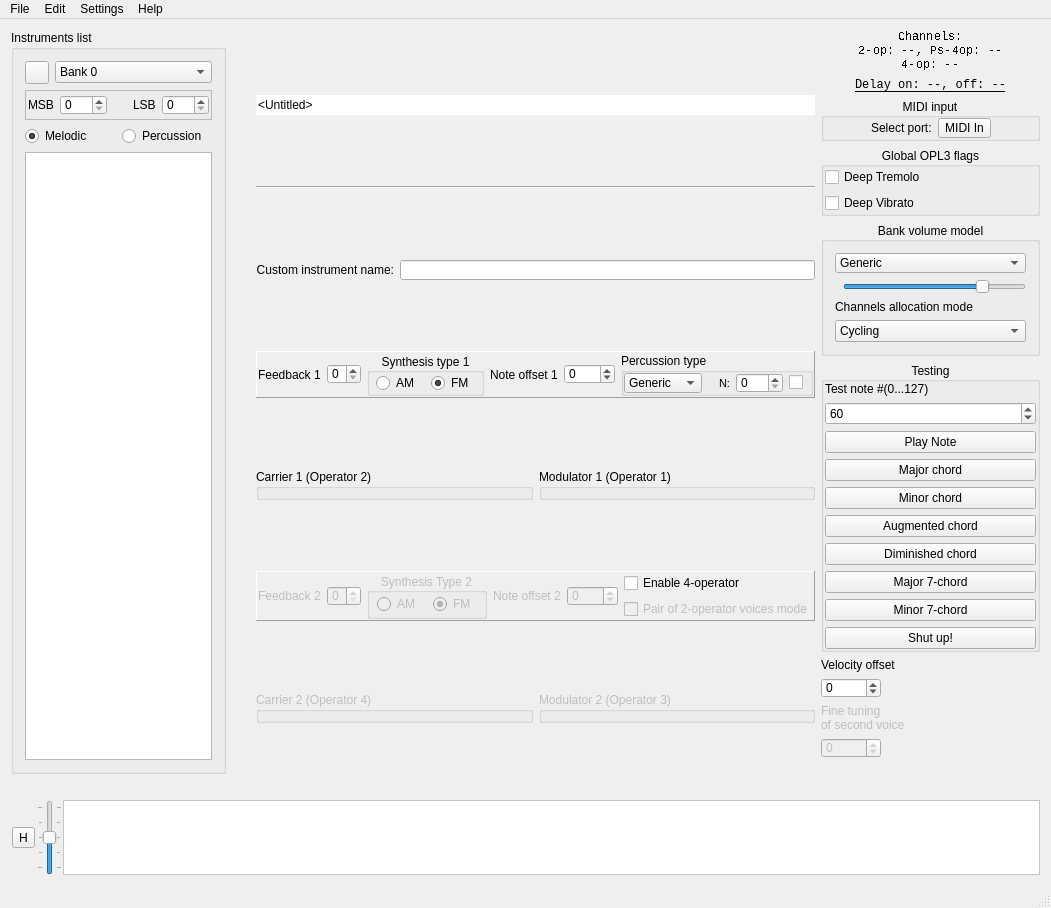
Qt form src/bank_editor.ui (Wohlstand/OPL3BankEditor) before a commit.
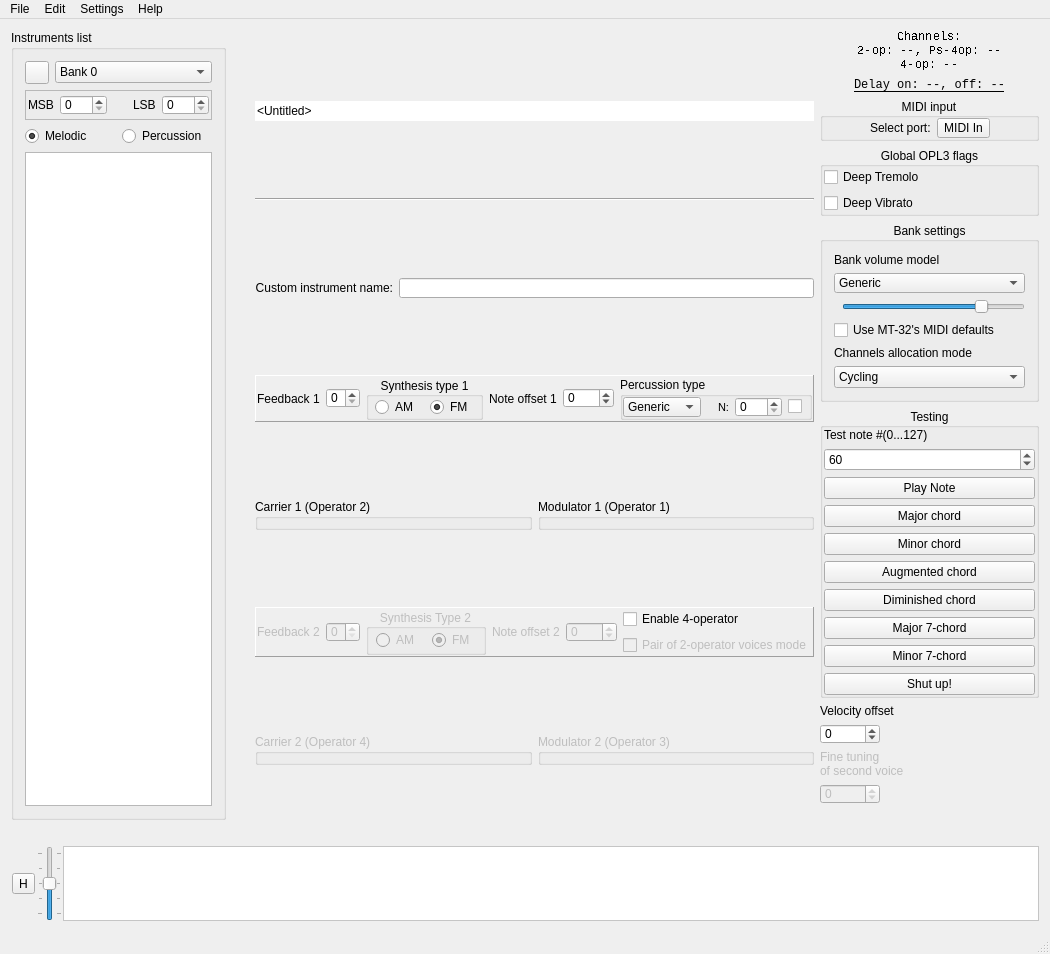
The same form after that commit. Icons and pictures are not drawn. Custom widgets are drawn as their Qt base class.

Commit message: Added an ability to handle MT-32 style banks

Patch:
```diff
--- a/src/bank_editor.ui
+++ b/src/bank_editor.ui
@@ -9,8 +9,8 @@
    <rect>
     <x>0</x>
     <y>0</y>
-    <width>1051</width>
-    <height>908</height>
+    <width>1050</width>
+    <height>954</height>
    </rect>
   </property>
   <property name="focusPolicy">
@@ -1411,12 +1411,19 @@
 </string>
             </property>
             <property name="title">
-             <string>Bank volume model</string>
+             <string>Bank settings</string>
             </property>
             <property name="alignment">
              <set>Qt::AlignCenter</set>
             </property>
             <layout class="QVBoxLayout" name="verticalLayout_8">
+             <item>
+              <widget class="QLabel" name="label">
+               <property name="text">
+                <string>Bank volume model</string>
+               </property>
+              </widget>
+             </item>
              <item>
               <widget class="QComboBox" name="volumeModel">
                <property name="maximumSize">
@@ -1544,6 +1551,13 @@
                </layout>
               </widget>
              </item>
+             <item>
+              <widget class="QCheckBox" name="useMT32Defaults">
+               <property name="text">
+                <string>Use MT-32's MIDI defaults</string>
+               </property>
+              </widget>
+             </item>
              <item>
               <widget class="QLabel" name="chanAllocLabel">
                <property name="text">
@@ -2001,7 +2015,7 @@
     <rect>
      <x>0</x>
      <y>0</y>
-     <width>1051</width>
+     <width>1050</width>
      <height>20</height>
     </rect>
    </property>
```
Left out of the diff: 9 changed lines with no effect on the pictures. The commit also changes 12 other files.
